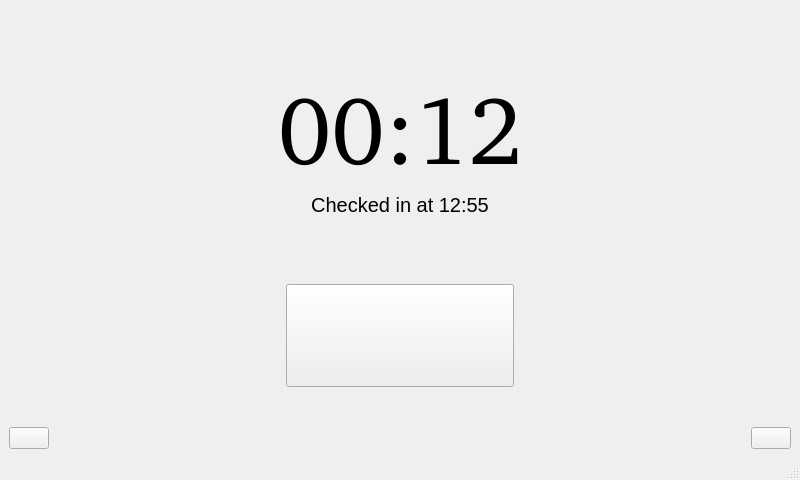
baleboy/flexo, file src/mainwindow.ui: the form before one commit.
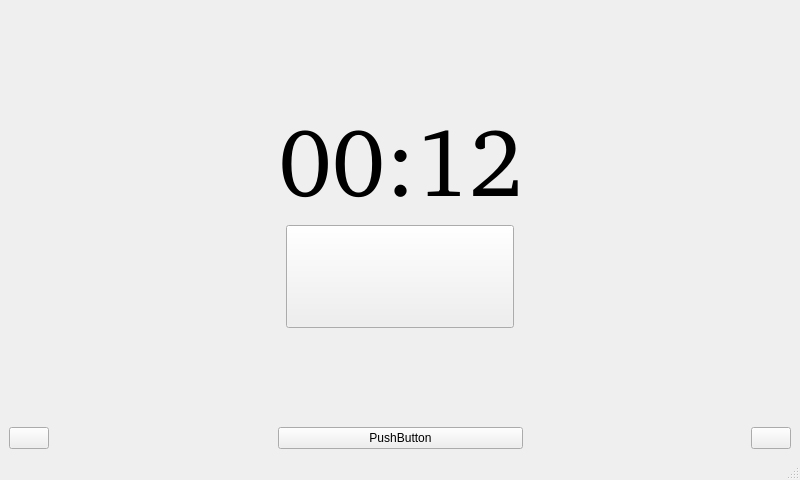
The form after the commit. Icons and pictures are not drawn.

Diff of the .ui file:
```diff
--- a/src/mainwindow.ui
+++ b/src/mainwindow.ui
@@ -43,51 +43,21 @@
    <property name="styleSheet">
     <string notr="true"/>
    </property>
-   <layout class="QHBoxLayout" name="horizontalLayout_2">
-    <item>
-     <layout class="QVBoxLayout" name="verticalLayout_2">
-      <item>
-       <spacer name="verticalSpacer_4">
+   <layout class="QGridLayout" name="gridLayout">
+    <item row="0" column="2">
+     <spacer name="verticalSpacer_2">
         <property name="orientation">
          <enum>Qt::Vertical</enum>
         </property>
         <property name="sizeHint" stdset="0">
          <size>
           <width>20</width>
-          <height>40</height>
+        <height>87</height>
          </size>
         </property>
        </spacer>
       </item>
-      <item>
-       <widget class="QPushButton" name="balanceButton">
-        <property name="text">
-         <string/>
-        </property>
-        <property name="icon">
-         <iconset resource="resources.qrc">
-          <normaloff>:/images/scale.png</normaloff>:/images/scale.png</iconset>
-        </property>
-       </widget>
-      </item>
-     </layout>
-    </item>
-    <item>
-     <layout class="QVBoxLayout" name="verticalLayout">
-      <item>
-       <spacer name="verticalSpacer">
-        <property name="orientation">
-         <enum>Qt::Vertical</enum>
-        </property>
-        <property name="sizeHint" stdset="0">
-         <size>
-          <width>20</width>
-          <height>40</height>
-         </size>
-        </property>
-       </spacer>
-      </item>
-      <item>
+    <item row="1" column="2">
        <widget class="QLabel" name="elapsedTimeText">
         <property name="font">
          <font>
@@ -106,35 +76,7 @@
         </property>
        </widget>
       </item>
-      <item>
-       <widget class="QLabel" name="checkInText">
-        <property name="font">
-         <font>
-          <pointsize>15</pointsize>
-         </font>
-        </property>
-        <property name="text">
-         <string>Checked in at 12:55</string>
-        </property>
-        <property name="alignment">
-         <set>Qt::AlignCenter</set>
-        </property>
-       </widget>
-      </item>
-      <item>
-       <spacer name="verticalSpacer_2">
-        <property name="orientation">
-         <enum>Qt::Vertical</enum>
-        </property>
-        <property name="sizeHint" stdset="0">
-         <size>
-          <width>20</width>
-          <height>40</height>
-         </size>
-        </property>
-       </spacer>
-      </item>
-      <item>
+    <item row="2" column="1" colspan="3">
        <layout class="QHBoxLayout" name="horizontalLayout">
         <item>
          <spacer name="horizontalSpacer">
@@ -209,37 +151,67 @@
         </item>
        </layout>
       </item>
-      <item>
-       <spacer name="verticalSpacer_3">
+    <item row="3" column="2">
+     <spacer name="verticalSpacer">
         <property name="orientation">
          <enum>Qt::Vertical</enum>
         </property>
         <property name="sizeHint" stdset="0">
          <size>
           <width>20</width>
-          <height>40</height>
+        <height>86</height>
          </size>
         </property>
        </spacer>
       </item>
-     </layout>
+    <item row="4" column="0">
+     <widget class="QPushButton" name="balanceButton">
+      <property name="text">
+       <string/>
+      </property>
+      <property name="icon">
+       <iconset resource="resources.qrc">
+        <normaloff>:/images/scale.png</normaloff>:/images/scale.png</iconset>
+      </property>
+     </widget>
     </item>
-    <item>
-     <layout class="QVBoxLayout" name="verticalLayout_3">
-      <item>
-       <spacer name="verticalSpacer_5">
+    <item row="4" column="1">
+     <spacer name="horizontalSpacer_3">
         <property name="orientation">
-         <enum>Qt::Vertical</enum>
+       <enum>Qt::Horizontal</enum>
         </property>
         <property name="sizeHint" stdset="0">
          <size>
-          <width>20</width>
-          <height>40</height>
+        <width>217</width>
+        <height>20</height>
          </size>
         </property>
        </spacer>
       </item>
-      <item>
+    <item row="4" column="2">
+     <widget class="QPushButton" name="checkInText">
+      <property name="styleSheet">
+       <string notr="true"/>
+      </property>
+      <property name="text">
+       <string>PushButton</string>
+      </property>
+     </widget>
+    </item>
+    <item row="4" column="3">
+     <spacer name="horizontalSpacer_4">
+      <property name="orientation">
+       <enum>Qt::Horizontal</enum>
+      </property>
+      <property name="sizeHint" stdset="0">
+       <size>
+        <width>216</width>
+        <height>20</height>
+       </size>
+      </property>
+     </spacer>
+    </item>
+    <item row="4" column="4">
        <widget class="QPushButton" name="settingsButton">
         <property name="text">
          <string/>
@@ -249,8 +221,6 @@
           <normaloff>:/images/gear.png</normaloff>:/images/gear.png</iconset>
         </property>
        </widget>
-      </item>
-     </layout>
     </item>
    </layout>
   </widget>
```
Lines whose indentation alone changed are shown as unchanged.
